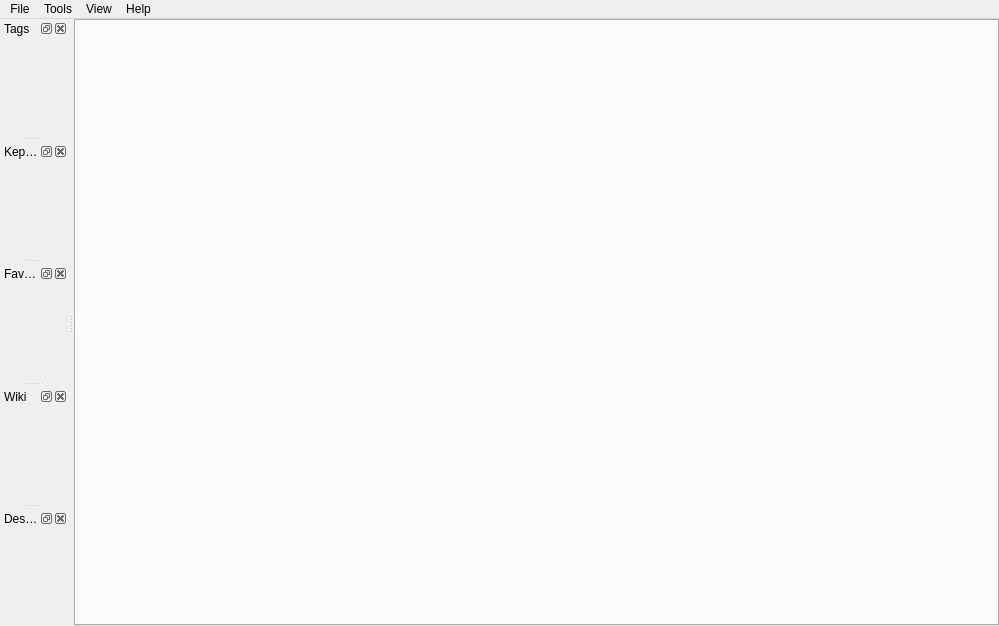
Before: the Qt Designer form gui/src/main-window.ui in Bionus/imgbrd-grabber, drawn with Qt 5.
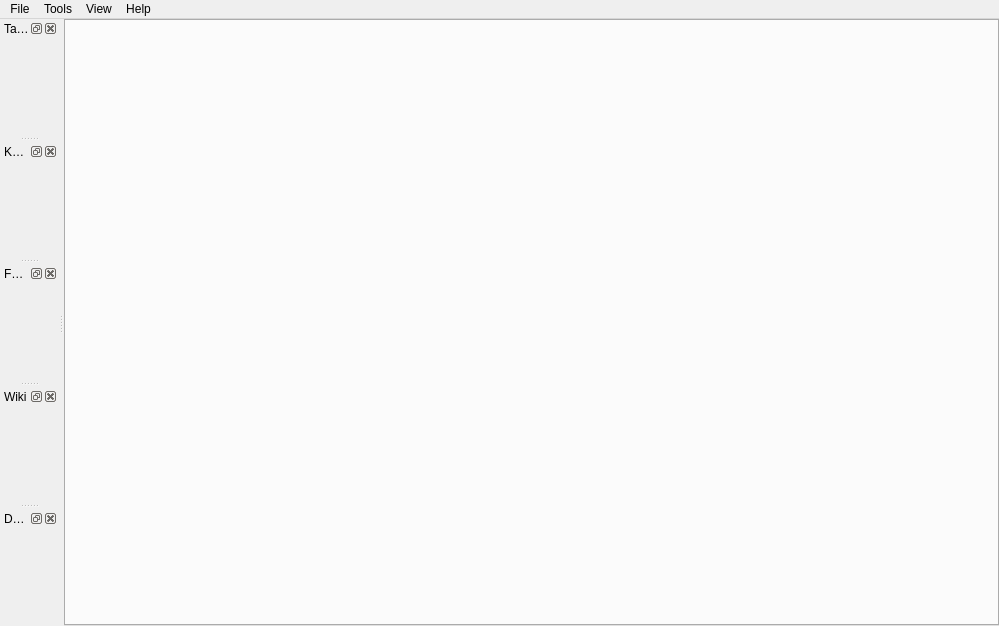
After: the same form once the commit is applied. Icons and pictures are not drawn. Custom widgets are drawn as their Qt base class.

Commit message: Extract tags dock logic to its own class

The edit to the form file:
```diff
--- a/gui/src/main-window.ui
+++ b/gui/src/main-window.ui
@@ -141,70 +141,6 @@
      <property name="bottomMargin">
       <number>0</number>
      </property>
-     <item>
-      <widget class="QScrollArea" name="dockInternetScroll">
-       <property name="sizePolicy">
-        <sizepolicy hsizetype="Expanding" vsizetype="Ignored">
-         <horstretch>0</horstretch>
-         <verstretch>0</verstretch>
-        </sizepolicy>
-       </property>
-       <property name="frameShape">
-        <enum>QFrame::NoFrame</enum>
-       </property>
-       <property name="widgetResizable">
-        <bool>true</bool>
-       </property>
-       <widget class="QWidget" name="dockInternetScrollLayout_2">
-        <property name="geometry">
-         <rect>
-          <x>0</x>
-          <y>0</y>
-          <width>68</width>
-          <height>45</height>
-         </rect>
-        </property>
-        <layout class="QVBoxLayout" name="dockInternetScrollLayout_1">
-         <property name="spacing">
-          <number>0</number>
-         </property>
-         <item>
-          <spacer name="verticalSpacer_2">
-           <property name="orientation">
-            <enum>Qt::Vertical</enum>
-           </property>
-           <property name="sizeHint" stdset="0">
-            <size>
-             <width>20</width>
-             <height>20</height>
-            </size>
-           </property>
-          </spacer>
-         </item>
-         <item>
-          <layout class="QVBoxLayout" name="dockInternetScrollLayout">
-           <property name="spacing">
-            <number>0</number>
-           </property>
-          </layout>
-         </item>
-         <item>
-          <spacer name="verticalSpacer_4">
-           <property name="orientation">
-            <enum>Qt::Vertical</enum>
-           </property>
-           <property name="sizeHint" stdset="0">
-            <size>
-             <width>20</width>
-             <height>20</height>
-            </size>
-           </property>
-          </spacer>
-         </item>
-        </layout>
-       </widget>
-      </widget>
-     </item>
     </layout>
    </widget>
   </widget>
```
Left out of the diff: 7 changed lines with no effect on the pictures. The commit also changes 7 other files.
